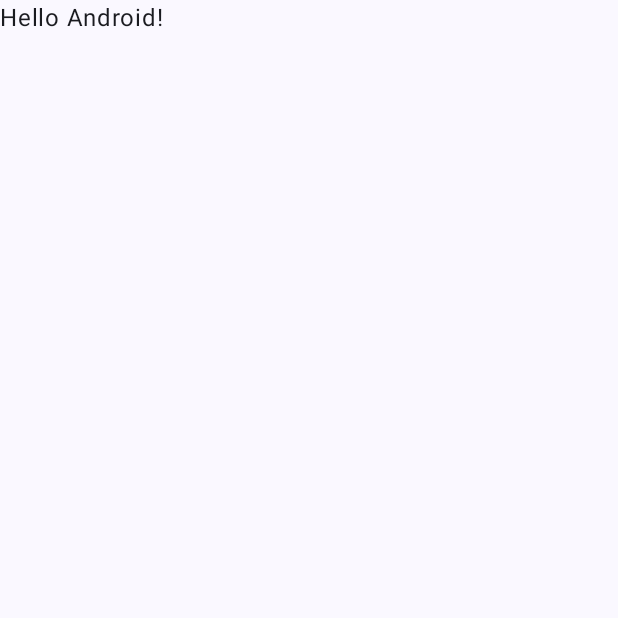
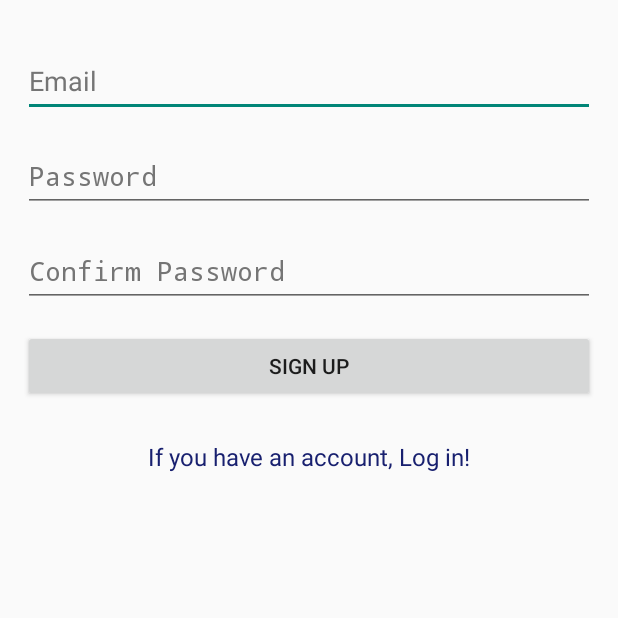
Before and after one commit to ccsavvy/friendly-happiness, an Android app built with Jetpack Compose: the screen it shows after launch (MainActivity before the commit, SignInActivity after it), on a phone screen of 412 x 824 dp, the top half of it. Before the commit the part shown is almost empty. Run offline under Robolectric (Android 15) with nearby library versions, the phone set to English and light mode, and no system bars; our stand-ins replace Firebase (no records; nobody signed in at launch, a user with empty details on screens opened directly).

Commit message:
Created and made firebase for user sign in and login

```diff
--- a/app/build.gradle.kts
+++ b/app/build.gradle.kts
@@ -1,6 +1,7 @@
 plugins {
     id("com.android.application")
     id("org.jetbrains.kotlin.android")
+    id("com.google.gms.google-services")
 }
 
 android {
@@ -38,6 +39,7 @@ android {
     }
     buildFeatures {
         compose = true
+        viewBinding= true
     }
     composeOptions {
         kotlinCompilerExtensionVersion = "1.5.1"
@@ -59,6 +61,10 @@ dependencies {
     implementation("androidx.compose.ui:ui-graphics")
     implementation("androidx.compose.ui:ui-tooling-preview")
     implementation("androidx.compose.material3:material3")
+    implementation("androidx.appcompat:appcompat:1.6.1")
+    implementation(platform("com.google.firebase:firebase-bom:32.6.0"))
+    implementation("com.google.firebase:firebase-auth")
+    implementation("androidx.constraintlayout:constraintlayout:2.1.4")
     testImplementation("junit:junit:4.13.2")
     androidTestImplementation("androidx.test.ext:junit:1.1.5")
     androidTestImplementation("androidx.test.espresso:espresso-core:3.5.1")
--- a/app/src/main/java/com/example/taskmanager/MainActivity.kt
+++ b/app/src/main/java/com/example/taskmanager/MainActivity.kt
@@ -1,46 +1,14 @@
 package com.example.taskmanager
 
+import android.content.Intent
 import android.os.Bundle
 import androidx.activity.ComponentActivity
-import androidx.activity.compose.setContent
-import androidx.compose.foundation.layout.fillMaxSize
-import androidx.compose.material3.MaterialTheme
-import androidx.compose.material3.Surface
-import androidx.compose.material3.Text
-import androidx.compose.runtime.Composable
-import androidx.compose.ui.Modifier
-import androidx.compose.ui.tooling.preview.Preview
-import com.example.taskmanager.ui.theme.TaskManagerTheme
 
 class MainActivity : ComponentActivity() {
     override fun onCreate(savedInstanceState: Bundle?) {
         super.onCreate(savedInstanceState)
-        setContent {
-            TaskManagerTheme {
-                // A surface container using the 'background' color from the theme
-                Surface(
-                    modifier = Modifier.fillMaxSize(),
-                    color = MaterialTheme.colorScheme.background
-                ) {
-                    Greeting("Android")
-                }
-            }
-        }
+        val intent = Intent(this, SignInActivity::class.java)
+        startActivity(intent)
+        finish()
     }
 }
-
-@Composable
-fun Greeting(name: String, modifier: Modifier = Modifier) {
-    Text(
-        text = "Hello $name!",
-        modifier = modifier
-    )
-}
-
-@Preview(showBackground = true)
-@Composable
-fun GreetingPreview() {
-    TaskManagerTheme {
-        Greeting("Android")
-    }
-}
--- /dev/null
+++ b/app/src/main/java/com/example/taskmanager/SignInActivity.kt
@@ -0,0 +1,68 @@
+package com.example.taskmanager
+
+import android.app.Activity
+import android.content.Intent
+import android.os.Bundle
+import android.util.Log
+import android.widget.Toast
+import com.example.taskmanager.databinding.SigninActivityBinding
+import com.google.firebase.auth.FirebaseAuth
+
+class SignInActivity : Activity() {
+    private lateinit var binding: SigninActivityBinding
+
+    // create Firebase authentication object
+    private lateinit var auth: FirebaseAuth
+
+
+    override fun onCreate(savedInstanceState: Bundle?) {
+        super.onCreate(savedInstanceState)
+        binding = SigninActivityBinding.inflate(layoutInflater)
+        setContentView(binding.root)
+        auth = FirebaseAuth.getInstance()
+        binding.RedirectLogin.setOnClickListener {
+            val intent = Intent(this, LoginActivity::class.java)
+            startActivity(intent)
+            // using finish() to end the activity
+            finish()
+        }
+        // View Bindings
+        binding.signButton.setOnClickListener{
+            val email = binding.emailEt.text.toString()
+            val pass = binding.PassEt.text.toString()
+            val confPass = binding.confPassEt.text.toString()
+
+            if(email.isNotEmpty() && pass.isNotEmpty() && confPass.isNotEmpty()){
+                if(pass == confPass){
+                    auth.createUserWithEmailAndPassword(email, pass).addOnCompleteListener(){
+                        if(it.isSuccessful){
+                            val intent = Intent(this, HomeActivity::class.java)
+                            startActivity(intent)
+                        }
+                        else{
+                            Log.e("firebase",it.exception.toString())
+                            Toast.makeText(this, it.exception.toString(), Toast.LENGTH_LONG).show()
+
+                        }
+                    }
+                }
+                else{
+                    Toast.makeText(this, "Password not matching", Toast.LENGTH_SHORT).show()
+                }
+            }
+            else{
+                Toast.makeText(this, "Empty Fields", Toast.LENGTH_SHORT).show()
+            }
+        }
+
+    }
+    override fun onStart() {
+        super.onStart()
+        if(auth.currentUser != null)
+        {
+            val intent = Intent(this, HomeActivity::class.java)
+            startActivity(intent)
+        }
+    }
+
+}
--- /dev/null
+++ b/app/src/main/res/layout/signin_activity.xml
@@ -0,0 +1,67 @@
+<?xml version="1.0" encoding="utf-8"?>
+<LinearLayout xmlns:android="http://schemas.android.com/apk/res/android"
+    android:orientation="vertical"
+    android:layout_width="match_parent"
+    android:layout_height="match_parent">
+
+    <EditText
+            android:id="@+id/emailEt"
+            android:layout_width="match_parent"
+            android:layout_height="wrap_content"
+            android:layout_marginLeft="15dp"
+            android:layout_marginTop="30dp"
+            android:layout_marginRight="15dp"
+            android:autofillHints="emailAddress"
+            android:ems="10"
+            android:hint="@string/email"
+            android:inputType="textEmailAddress"
+            android:minHeight="48dp"
+            android:textColorHint="#757575" />
+
+        <EditText
+            android:id="@+id/PassEt"
+            android:layout_width="match_parent"
+            android:layout_height="wrap_content"
+            android:layout_marginLeft="15dp"
+            android:layout_marginTop="15dp"
+            android:layout_marginRight="15dp"
+            android:autofillHints="password"
+            android:ems="10"
+            android:hint="@string/password"
+            android:inputType="textPassword"
+            android:minHeight="48dp"
+            android:textColorHint="#757575" />
+
+        <EditText
+            android:id="@+id/confPassEt"
+            android:layout_width="match_parent"
+            android:layout_height="wrap_content"
+            android:layout_marginLeft="15dp"
+            android:layout_marginTop="15dp"
+            android:layout_marginRight="15dp"
+            android:autofillHints="password"
+            android:ems="10"
+            android:hint="@string/confirm_password"
+            android:inputType="textPassword"
+            android:minHeight="48dp"
+            android:textColorHint="#757575"
+             />
+
+        <Button
+            android:id="@+id/signButton"
+            android:layout_width="match_parent"
+            android:layout_height="wrap_content"
+            android:layout_margin="15dp"
+            android:text="@string/signed" />
+
+        <TextView
+            android:id="@+id/RedirectLogin"
+            android:layout_width="match_parent"
+            android:layout_height="wrap_content"
+            android:gravity="center_horizontal"
+            android:layout_margin="10dp"
+            android:text="@string/already_have_an_account_login"
+            android:textColor="#18206F"
+            android:textSize="16sp" />
+
+</LinearLayout>
--- a/app/src/main/res/values/strings.xml
+++ b/app/src/main/res/values/strings.xml
@@ -1,3 +1,12 @@
 <resources>
     <string name="app_name">Task Manager</string>
+    <string name="email">Email</string>
+    <string name="password">Password</string>
+    <string name="confirm_password">Confirm Password</string>
+    <string name="signed">Sign Up</string>
+    <string name="already_have_an_account_login">If you have an account, Log in!</string>
+    <string name="login">Login</string>
+    <string name="don_t_have_an_account_sign_in">If you don\'t have account, Register!</string>
+    <string name="successful_login">Successful Login!</string>
+    <string name="logout">Log out</string>
 </resources>
--- a/build.gradle.kts
+++ b/build.gradle.kts
@@ -1,5 +1,11 @@
+buildscript {
+    dependencies {
+        classpath("com.google.gms:google-services:4.4.0")
+    }
+}
 // Top-level build file where you can add configuration options common to all sub-projects/modules.
 plugins {
     id("com.android.application") version "8.2.0" apply false
     id("org.jetbrains.kotlin.android") version "1.9.0" apply false
+    id("com.google.gms.google-services") version "4.4.0" apply false
 }
--- a/gradle.properties
+++ b/gradle.properties
@@ -6,7 +6,8 @@
 # http://www.gradle.org/docs/current/userguide/build_environment.html
 # Specifies the JVM arguments used for the daemon process.
 # The setting is particularly useful for tweaking memory settings.
-org.gradle.jvmargs=-Xmx2048m -Dfile.encoding=UTF-8
+org.gradle.jvmargs=-Xmx46088m
+
 # When configured, Gradle will run in incubating parallel mode.
 # This option should only be used with decoupled projects. More details, visit
 # http://www.gradle.org/docs/current/userguide/multi_project_builds.html#sec:decoupled_projects
```
Also changed, not shown: app/src/main/AndroidManifest.xml (+20 -1 lines), app/src/main/java/com/example/taskmanager/HomeActivity.kt (added, +26 -0 lines), app/src/main/java/com/example/taskmanager/LoginActivity.kt (added, +54 -0 lines), app/src/main/res/layout/home_activity.xml (added, +16 -0 lines), app/src/main/res/layout/login_activity.xml (added, +53 -0 lines).
